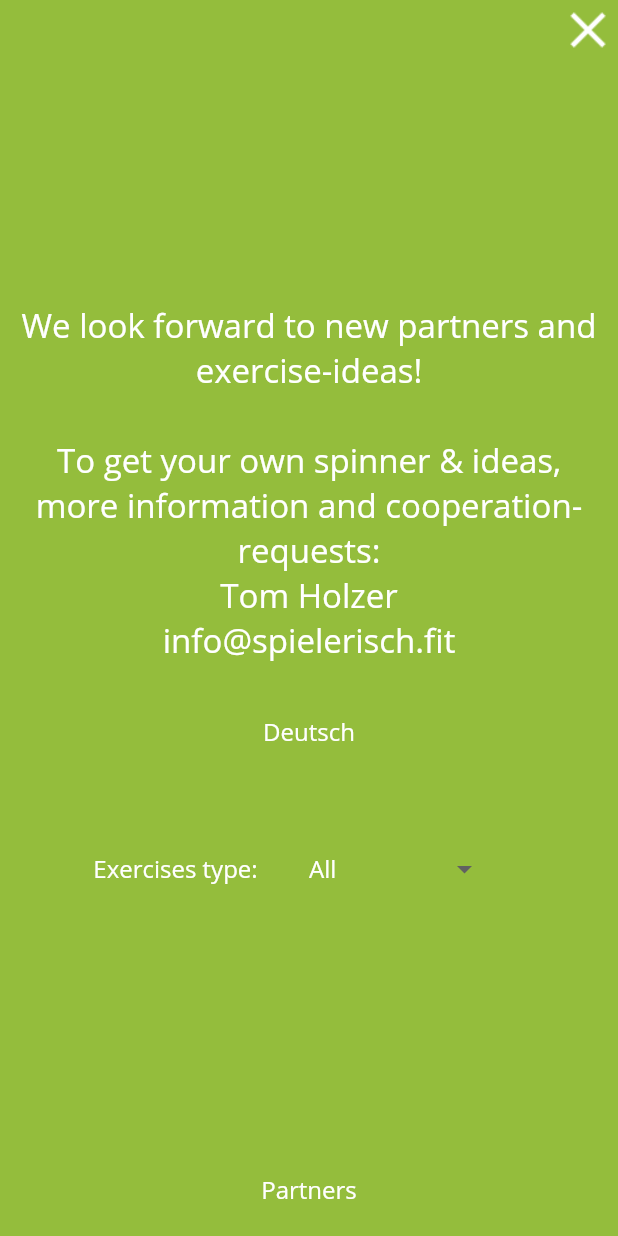
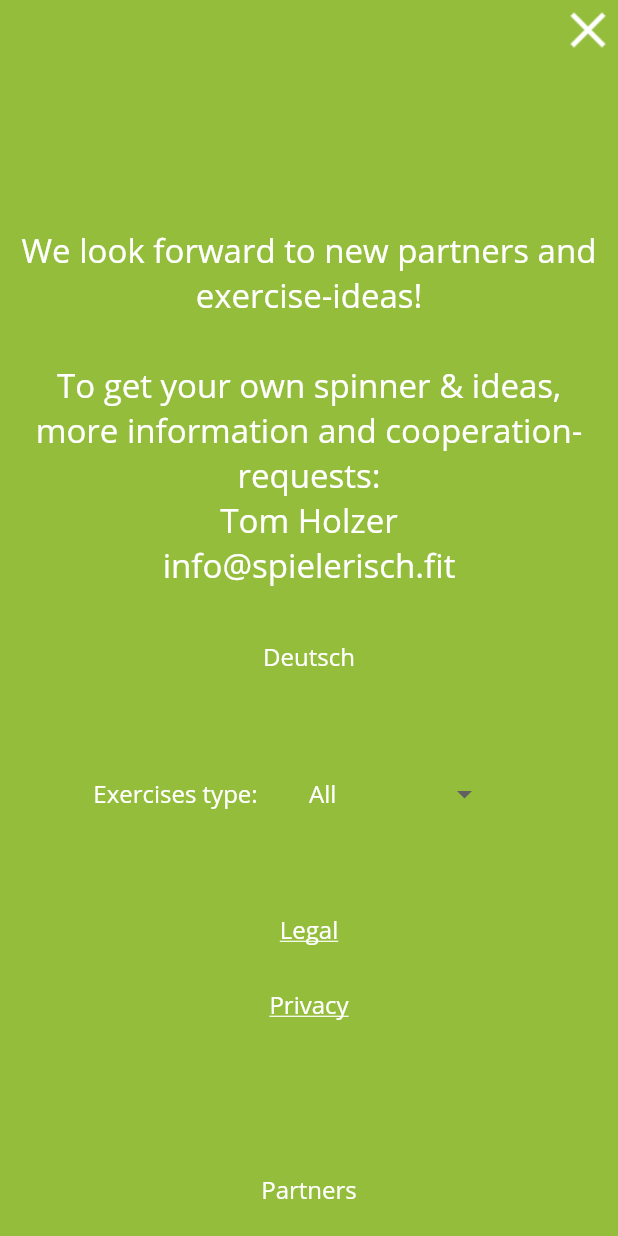
Before and after one commit to hamzakhurshid12/spielerisch.fit, a Flutter app: the SettingsScreen screen opened by its route, on a phone screen of 412 x 824 dp. Run offline on Flutter 3.47's test engine with Material 2 defaults, Android fonts, the phone set to English and light mode, and no system bars; our stand-ins replace audioplayers, firebase_analytics, firebase_core, firebase_messaging, flutter_local_notifications, fluttertoast and 1 more; missing offline and left inert: roller_list; accounts and stored records are empty; statements that could not run were skipped.

Commit message:
Fixed web and mobile app bugs to make it compatible for both web and mobile

```diff
--- a/lib/ui/settings_screen.dart
+++ b/lib/ui/settings_screen.dart
@@ -3,6 +3,7 @@
 import 'package:spielerisch_fit/locale/app_localization.dart';
 import 'package:spielerisch_fit/utils/ColorsHelper.dart';
 import 'package:spielerisch_fit/utils/exercises_data.dart';
+import 'package:url_launcher/url_launcher.dart';
 
 import '../main.dart';
 
@@ -140,6 +141,49 @@
                       ],
                     ),
                   ),
+                  Padding(
+                    padding: EdgeInsets.all(28.0),
+                    child: Row(
+                      mainAxisAlignment: MainAxisAlignment.center,
+                      children: [
+                        GestureDetector(
+                          onTap: () async {
+                            await launch('https://www.spielerisch.fit/legal');
+                          },
+                          child: Text(
+                            "Legal",
+                            style: TextStyle(
+                                color: Colors.white,
+                                fontFamily: "Open-Sans",
+                                fontSize: 16,
+                                decoration: TextDecoration.underline
+                            ),
+                            textAlign: TextAlign.center,
+                          )
+                        ),
+                      ],
+                    ),
+                  ),
+                  Row(
+                    mainAxisAlignment: MainAxisAlignment.center,
+                    children: [
+                      GestureDetector(
+                          onTap: () async {
+                              await launch('https://www.spielerisch.fit/privacy');
+                          },
+                          child: Text(
+                            "Privacy",
+                            style: TextStyle(
+                                color: Colors.white,
+                                fontFamily: "Open-Sans",
+                                fontSize: 16,
+                                decoration: TextDecoration.underline
+                            ),
+                            textAlign: TextAlign.center,
+                          )
+                      ),
+                    ],
+                  ),
                 ],
               ),
             ),
--- a/pubspec.yaml
+++ b/pubspec.yaml
@@ -49,7 +49,7 @@
   args: ^0.12.1
   dbus: ^0.5.0
   petitparser: ^4.0.0
-  xml: ^4.2.0
+  xml: ^5.3.1
 
 dev_dependencies:
   flutter_launcher_icons: ^0.8.0
```
Also changed, not shown: lib/ui/audio/audio_home_screen.dart (+5 -2 lines), lib/ui/audio/audio_options.dart (+6 -8 lines), lib/ui/audio/audio_options_level2.dart (+6 -2 lines), lib/ui/home_screen.dart (+7 -19 lines), lib/ui/intro_screen.dart (+17 -9 lines), lib/ui/vision/intro_options.dart (+6 -2 lines), lib/ui/vision/vision_home_screen.dart (+7 -2 lines), lib/utils/settings_corner_button.dart (added, +29 -0 lines), pubspec.lock, 2 other files.
